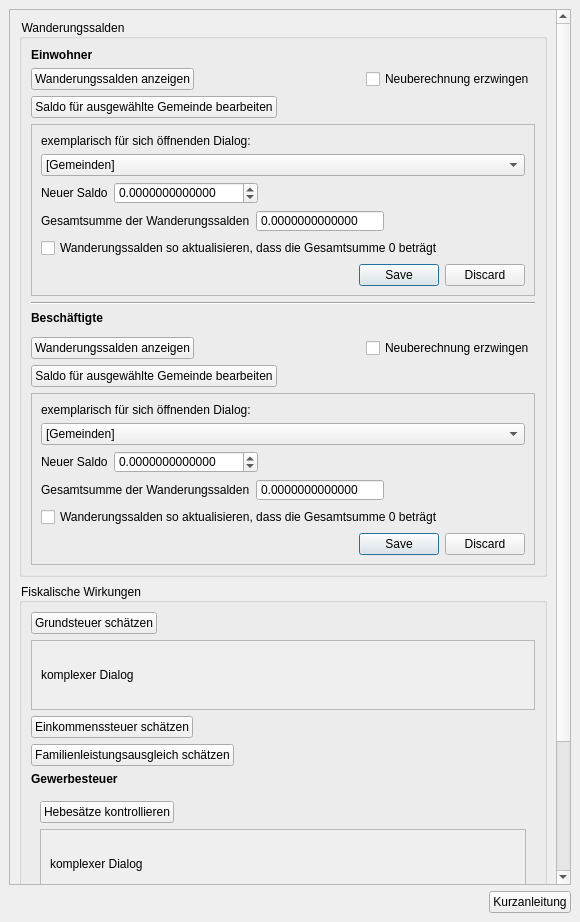
projektcheck/ProjektCheck-QGIS, file projektchecktools/ui/ProjektCheck_dockwidget_analysis_07-KSt.ui: the form before one commit.
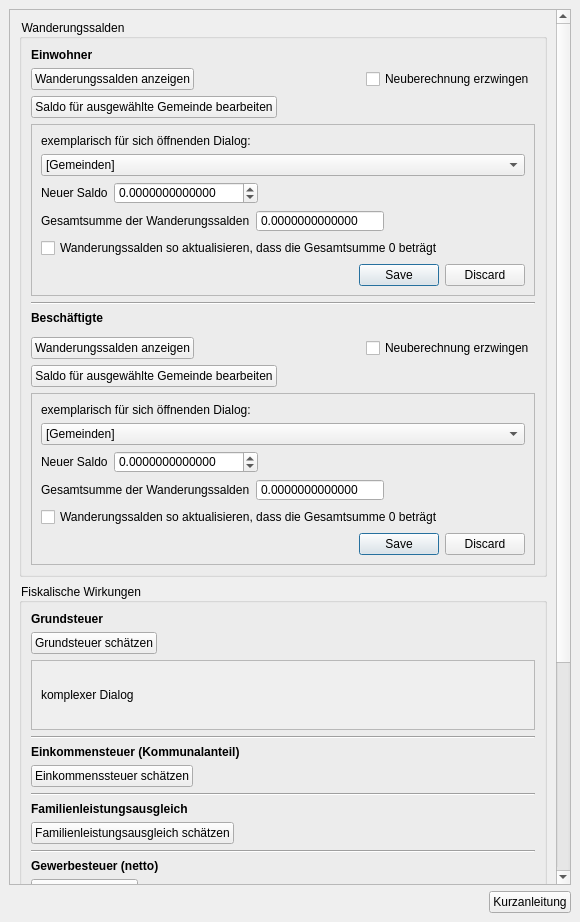
The form after the commit. Icons and pictures are not drawn. Custom widgets are drawn as their Qt base class.

Commit message: UI-Design improvements, Tooltips updated

What changed in the file:
```diff
--- a/projektchecktools/ui/ProjektCheck_dockwidget_analysis_07-KSt.ui
+++ b/projektchecktools/ui/ProjektCheck_dockwidget_analysis_07-KSt.ui
@@ -68,7 +68,7 @@
          <x>0</x>
          <y>0</y>
          <width>543</width>
-         <height>1072</height>
+         <height>1209</height>
         </rect>
        </property>
        <layout class="QVBoxLayout" name="verticalLayout_7">
@@ -105,7 +105,7 @@
              <item>
               <widget class="QPushButton" name="pushButton_32">
                <property name="toolTip">
-                <string>&lt;html&gt;&lt;head/&gt;&lt;body&gt;&lt;p&gt;&lt;span style=&quot; font-weight:600;&quot;&gt;Wanderungssalden abschätzen/anzeigen&lt;/span&gt;&lt;/p&gt;&lt;p&gt;Abschätzen/anzeigen, welchen Einfluss das Projekt auf die Einwohnerzahl der Gemeinden in der Region hat. (Nur relevant für Wohnnutzungen.)&lt;/p&gt;&lt;/body&gt;&lt;/html&gt;</string>
+                <string>&lt;html&gt;&lt;head/&gt;&lt;body&gt;&lt;p&gt;&lt;span style=&quot; font-weight:600;&quot;&gt;Wanderungssalden schätzen (Einwohner)&lt;/span&gt;&lt;/p&gt;&lt;p&gt;Schätzen, welche Veränderung der Einwohnerzahlen sich durch das Projekt in der Projektgemeinde sowie den umliegenden Gemeinden durch Umzüge in die neuen Wohnungen sowie Nachbezüge der Bestandswohnungen ergeben.&lt;/p&gt;&lt;/body&gt;&lt;/html&gt;</string>
                </property>
                <property name="text">
                 <string>Wanderungssalden anzeigen</string>
@@ -150,7 +150,7 @@
               </sizepolicy>
              </property>
              <property name="toolTip">
-              <string>&lt;html&gt;&lt;head/&gt;&lt;body&gt;&lt;p&gt;&lt;span style=&quot; font-weight:600;&quot;&gt;Wanderungssalden bearbeiten&lt;/span&gt;&lt;/p&gt;&lt;p&gt;Bearbeiten Sie die geschätzten Wanderungssalden.&lt;/p&gt;&lt;/body&gt;&lt;/html&gt;</string>
+              <string>&lt;html&gt;&lt;head/&gt;&lt;body&gt;&lt;p&gt;&lt;span style=&quot; font-weight:600;&quot;&gt;Wanderungssalden bearbeiten (Einwohner)&lt;/span&gt;&lt;/p&gt;&lt;p&gt;Das Schätzergebnis der Wanderungsbewegungen für ausgewählte Gemeinden verändern und für alle anderen automatisch anpassen lassen.&lt;/p&gt;&lt;/body&gt;&lt;/html&gt;</string>
              </property>
              <property name="text">
               <string>Saldo für ausgewählte Gemeinde bearbeiten</string>
@@ -365,7 +365,7 @@
              <item>
               <widget class="QPushButton" name="pushButton_44">
                <property name="toolTip">
-                <string>&lt;html&gt;&lt;head/&gt;&lt;body&gt;&lt;p&gt;&lt;span style=&quot; font-weight:600;&quot;&gt;Wanderungssalden schätzen/anzeigen&lt;/span&gt;&lt;/p&gt;&lt;p&gt;Abschätzen/anzeigen, welchen Einfluss das Projekt auf die Zahl der Beschäftigten in den Gemeinden der Region hat. (Nur relevant für Gewerbenutzungen.)&lt;/p&gt;&lt;/body&gt;&lt;/html&gt;</string>
+                <string>&lt;html&gt;&lt;head/&gt;&lt;body&gt;&lt;p&gt;&lt;span style=&quot; font-weight:600;&quot;&gt;Wanderungssalden schätzen (Beschäftigte)&lt;/span&gt;&lt;/p&gt;&lt;p&gt;Schätzen, welche Veränderung der Zahl der Beschäftigten (am Arbeitsort) sich durch das Projekt in der Projektgemeinde sowie den umliegenden Gemeinden durch Umzüge von Unternehmen auf die neuen Flächen sowie Nachbezüge der Bestandsflächen ergeben.&lt;/p&gt;&lt;/body&gt;&lt;/html&gt;</string>
                </property>
                <property name="text">
                 <string>Wanderungssalden anzeigen</string>
@@ -410,7 +410,7 @@
               </sizepolicy>
              </property>
              <property name="toolTip">
-              <string>&lt;html&gt;&lt;head/&gt;&lt;body&gt;&lt;p&gt;&lt;span style=&quot; font-weight:600;&quot;&gt;Wanderungssalden bearbeiten&lt;/span&gt;&lt;/p&gt;&lt;p&gt;Bearbeiten Sie die geschätzten Wanderungssalden.&lt;/p&gt;&lt;/body&gt;&lt;/html&gt;</string>
+              <string>&lt;html&gt;&lt;head/&gt;&lt;body&gt;&lt;p&gt;&lt;span style=&quot; font-weight:600;&quot;&gt;Wanderungssalden bearbeiten (Beschäftigte)&lt;/span&gt;&lt;/p&gt;&lt;p&gt;Das Schätzergebnis der Wanderungsbewegungen für ausgewählte Gemeinden verändern und für alle anderen automatisch anpassen lassen.&lt;/p&gt;&lt;/body&gt;&lt;/html&gt;</string>
              </property>
              <property name="text">
               <string>Saldo für ausgewählte Gemeinde bearbeiten</string>
@@ -597,6 +597,19 @@
            <bool>false</bool>
           </property>
           <layout class="QVBoxLayout" name="verticalLayout_4">
+           <item>
+            <widget class="QLabel" name="label_9">
+             <property name="font">
+              <font>
+               <weight>75</weight>
+               <bold>true</bold>
+              </font>
+             </property>
+             <property name="text">
+              <string>Grundsteuer</string>
+             </property>
+            </widget>
+           </item>
            <item>
             <widget class="QPushButton" name="pushButton_33">
              <property name="sizePolicy">
@@ -606,7 +619,7 @@
               </sizepolicy>
              </property>
              <property name="toolTip">
-              <string>&lt;html&gt;&lt;head/&gt;&lt;body&gt;&lt;p&gt;&lt;span style=&quot; font-weight:600;&quot;&gt;Grundsteuer schätzen&lt;/span&gt;&lt;/p&gt;&lt;p&gt;Mehreinnahmen der Projektgemeinde aus der Grundsteuer B schätzen.&lt;/p&gt;&lt;/body&gt;&lt;/html&gt;</string>
+              <string>&lt;html&gt;&lt;head/&gt;&lt;body&gt;&lt;p&gt;&lt;span style=&quot; font-weight:600;&quot;&gt;Grundsteuer&lt;/span&gt;&lt;/p&gt;&lt;p&gt;Die zusätzlichen jährlichen Mehreinnahmen der Projektgemeinde aus der Grundsteuer B auf Basis der vorstehenden Kennwerte sowie der Angaben aus der Projektdefinition schätzen.&lt;/p&gt;&lt;/body&gt;&lt;/html&gt;</string>
              </property>
              <property name="layoutDirection">
               <enum>Qt::LeftToRight</enum>
@@ -704,6 +717,29 @@
              </widget>
             </widget>
            </item>
+           <item>
+            <widget class="Line" name="line_2">
+             <property name="frameShadow">
+              <enum>QFrame::Sunken</enum>
+             </property>
+             <property name="orientation">
+              <enum>Qt::Horizontal</enum>
+             </property>
+            </widget>
+           </item>
+           <item>
+            <widget class="QLabel" name="label_10">
+             <property name="font">
+              <font>
+               <weight>75</weight>
+               <bold>true</bold>
+              </font>
+             </property>
+             <property name="text">
+              <string>Einkommensteuer (Kommunalanteil)</string>
+             </property>
+            </widget>
+           </item>
            <item>
             <widget class="QPushButton" name="pushButton_34">
              <property name="sizePolicy">
@@ -713,7 +749,7 @@
               </sizepolicy>
              </property>
              <property name="toolTip">
-              <string>&lt;html&gt;&lt;head/&gt;&lt;body&gt;&lt;p&gt;&lt;span style=&quot; font-weight:600;&quot;&gt;Einkommensteuer (Kommunalanteil) schätzen&lt;/span&gt;&lt;/p&gt;&lt;p&gt;Mehreinnahmen der Projektgemeinde sowie Mindereinnahmen der Nachbargemeinden aus der Einkommensteuer (Kommunalanteil) schätzen. (Nur relevant für Wohnnutzungen.)&lt;/p&gt;&lt;/body&gt;&lt;/html&gt;</string>
+              <string>&lt;html&gt;&lt;head/&gt;&lt;body&gt;&lt;p&gt;&lt;span style=&quot; font-weight:600;&quot;&gt;Einkommensteuer (Kommunalanteil)&lt;/span&gt;&lt;/p&gt;&lt;p&gt;Die zusätzlichen jährlichen Mehreinnahmen der Projektgemeinde sowie die voraussichtlichen Mindereinnahmen der umliegenden Gemeinden aus der Einkommensteuer (Kommunalanteil) auf Basis der vorstehenden Schätzung der Wanderungssalden (Einwohner) schätzen.&lt;/p&gt;&lt;/body&gt;&lt;/html&gt;</string>
              </property>
              <property name="text">
               <string>Einkommenssteuer schätzen</string>
@@ -724,6 +760,29 @@
              </property>
             </widget>
            </item>
+           <item>
+            <widget class="Line" name="line_3">
+             <property name="frameShadow">
+              <enum>QFrame::Sunken</enum>
+             </property>
+             <property name="orientation">
+              <enum>Qt::Horizontal</enum>
+             </property>
+            </widget>
+           </item>
+           <item>
+            <widget class="QLabel" name="label_11">
+             <property name="font">
+              <font>
+               <weight>75</weight>
+               <bold>true</bold>
+              </font>
+             </property>
+             <property name="text">
+              <string>Familienleistungsausgleich</string>
+             </property>
+            </widget>
+           </item>
            <item>
             <widget class="QPushButton" name="pushButton_35">
              <property name="sizePolicy">
@@ -733,7 +792,7 @@
               </sizepolicy>
              </property>
              <property name="toolTip">
-              <string>&lt;html&gt;&lt;head/&gt;&lt;body&gt;&lt;p&gt;&lt;span style=&quot; font-weight:600;&quot;&gt;Familienleistungsausgleich schätzen&lt;/span&gt;&lt;/p&gt;&lt;p&gt;Mehreinnahmen der Projektgemeinde sowie Mindereinnahmen der Nachbargemeinden aus dem Familienleistungsausgleich schätzen. (Nur relevant für Wohnnutzungen.)&lt;/p&gt;&lt;/body&gt;&lt;/html&gt;</string>
+              <string>&lt;html&gt;&lt;head/&gt;&lt;body&gt;&lt;p&gt;&lt;span style=&quot; font-weight:600;&quot;&gt;Familienleistungsausgleich&lt;/span&gt;&lt;/p&gt;&lt;p&gt;Die zusätzlichen jährlichen Mehreinnahmen der Projektgemeinde sowie die voraussichtlichen Mindereinnahmen der umliegenden Gemeinden aus Mitteln des Familienleistungsausgleichs auf Basis der vorstehenden Schätzung der Wanderungssalden (Einwohner) schätzen.&lt;/p&gt;&lt;/body&gt;&lt;/html&gt;</string>
              </property>
              <property name="text">
               <string>Familienleistungsausgleich schätzen</string>
@@ -744,6 +803,16 @@
              </property>
             </widget>
            </item>
+           <item>
+            <widget class="Line" name="line_4">
+             <property name="frameShadow">
+              <enum>QFrame::Sunken</enum>
+             </property>
+             <property name="orientation">
+              <enum>Qt::Horizontal</enum>
+             </property>
+            </widget>
+           </item>
            <item>
             <widget class="QLabel" name="label">
              <property name="font">
@@ -753,25 +822,10 @@
               </font>
              </property>
              <property name="text">
-              <string>Gewerbesteuer</string>
+              <string>Gewerbesteuer (netto)</string>
              </property>
             </widget>
            </item>
-           <item>
-            <widget class="QFrame" name="frame">
-             <property name="frameShape">
-              <enum>QFrame::NoFrame</enum>
-             </property>
-             <property name="frameShadow">
-              <enum>QFrame::Raised</enum>
-             </property>
-             <property name="lineWidth">
-              <number>1</number>
-             </property>
-             <property name="midLineWidth">
-              <number>0</number>
-             </property>
-             <layout class="QVBoxLayout" name="verticalLayout_2">
               <item>
                <widget class="QPushButton" name="pushButton_36">
                 <property name="sizePolicy">
@@ -781,7 +835,7 @@
                  </sizepolicy>
                 </property>
                 <property name="toolTip">
-                 <string>&lt;html&gt;&lt;head/&gt;&lt;body&gt;&lt;p&gt;&lt;span style=&quot; font-weight:600;&quot;&gt;Hebesätze kontrollieren&lt;/span&gt;&lt;/p&gt;&lt;p&gt;Vor der Berechnung der Gewerbesteuer die Hebesätze der Gemeinden in der Region kontrollieren und bei Bedarf anpassen. (Nur relevant für Gewerbe- und Einzelhandelsnutzungen.)&lt;/p&gt;&lt;/body&gt;&lt;/html&gt;</string>
+              <string>&lt;html&gt;&lt;head/&gt;&lt;body&gt;&lt;p&gt;&lt;span style=&quot; font-weight:600;&quot;&gt;Gewerbesteuer-Hebesätze&lt;/span&gt;&lt;/p&gt;&lt;p&gt;Die Hebesätze der Projektgemeinde sowie der umliegenden Gemeinden für die Gewerbesteuer anpassen.&lt;/p&gt;&lt;/body&gt;&lt;/html&gt;</string>
                 </property>
                 <property name="layoutDirection">
                  <enum>Qt::LeftToRight</enum>
@@ -790,7 +844,7 @@
                  <bool>false</bool>
                 </property>
                 <property name="text">
-                 <string>Hebesätze kontrollieren</string>
+              <string>Hebesätze ändern</string>
                 </property>
                 <property name="icon">
                  <iconset>
@@ -857,7 +911,7 @@
                   <rect>
                    <x>0</x>
                    <y>0</y>
-                   <width>485</width>
+                <width>503</width>
                    <height>69</height>
                   </rect>
                  </property>
@@ -888,7 +942,7 @@
                  </sizepolicy>
                 </property>
                 <property name="toolTip">
-                 <string>&lt;html&gt;&lt;head/&gt;&lt;body&gt;&lt;p&gt;&lt;span style=&quot; font-weight:600;&quot;&gt;Gewerbesteuer (netto) schätzen&lt;/span&gt;&lt;/p&gt;&lt;p&gt;Mehreinnahmen der Projektgemeinde sowie Mindereinnahmen der Nachbargemeinden aus der Gewerbesteuer (netto) schätzen. (Nur relevant für Gewerbe- und Einzelhandelsnutzungen.)&lt;/p&gt;&lt;/body&gt;&lt;/html&gt;</string>
+              <string>&lt;html&gt;&lt;head/&gt;&lt;body&gt;&lt;p&gt;&lt;span style=&quot; font-weight:600;&quot;&gt;Gewerbesteuer (netto)&lt;/span&gt;&lt;/p&gt;&lt;p&gt;Die zusätzlichen jährlichen Mehreinnahmen der Projektgemeinde sowie die voraussichtlichen Mindereinnahmen der umliegenden Gemeinden aus der Gewerbesteuer (netto) auf Basis der vorstehenden Schätzung der Wanderungssalden (Beschäftigte) schätzen.&lt;/p&gt;&lt;/body&gt;&lt;/html&gt;</string>
                 </property>
                 <property name="layoutDirection">
                  <enum>Qt::LeftToRight</enum>
@@ -911,7 +965,27 @@
                 </property>
                </widget>
               </item>
-             </layout>
+           <item>
+            <widget class="Line" name="line_6">
+             <property name="frameShadow">
+              <enum>QFrame::Sunken</enum>
+             </property>
+             <property name="orientation">
+              <enum>Qt::Horizontal</enum>
+             </property>
+            </widget>
+           </item>
+           <item>
+            <widget class="QLabel" name="label_12">
+             <property name="font">
+              <font>
+               <weight>75</weight>
+               <bold>true</bold>
+              </font>
+             </property>
+             <property name="text">
+              <string>Umsatzsteuer (Kommunalanteil)</string>
+             </property>
             </widget>
            </item>
            <item>
@@ -923,7 +997,7 @@
               </sizepolicy>
              </property>
              <property name="toolTip">
-              <string>&lt;html&gt;&lt;head/&gt;&lt;body&gt;&lt;p&gt;&lt;span style=&quot; font-weight:600;&quot;&gt;Umsatzsteuer (Kommunalanteil) schätzen&lt;/span&gt;&lt;/p&gt;&lt;p&gt;Mehreinnahmen der Projektgemeinde sowie Mindereinnahmen der Nachbargemeinden aus der Umsatzsteuer (Kommunalanteil) schätzen. (Nur relevant für Gewerbe- und Einzelhandelsnutzungen.)&lt;/p&gt;&lt;/body&gt;&lt;/html&gt;</string>
+              <string>&lt;html&gt;&lt;head/&gt;&lt;body&gt;&lt;p&gt;&lt;span style=&quot; font-weight:600;&quot;&gt;Umsatzsteuer (Kommunalanteil)&lt;/span&gt;&lt;/p&gt;&lt;p&gt;Die zusätzlichen jährlichen Mehreinnahmen der Projektgemeinde sowie die voraussichtlichen Mindereinnahmen der umliegenden Gemeinden aus der Umsatzsteuer (Kommunalanteil) auf Basis der vorstehenden Schätzung der Wanderungssalden (Beschäftigte) schätzen.&lt;/p&gt;&lt;/body&gt;&lt;/html&gt;</string>
              </property>
              <property name="text">
               <string>Umsatzsteuer schätzen</string>
@@ -937,6 +1011,29 @@
              </property>
             </widget>
            </item>
+           <item>
+            <widget class="Line" name="line_7">
+             <property name="frameShadow">
+              <enum>QFrame::Sunken</enum>
+             </property>
+             <property name="orientation">
+              <enum>Qt::Horizontal</enum>
+             </property>
+            </widget>
+           </item>
+           <item>
+            <widget class="QLabel" name="label_13">
+             <property name="font">
+              <font>
+               <weight>75</weight>
+               <bold>true</bold>
+              </font>
+             </property>
+             <property name="text">
+              <string>Summe der Steuereinahmen</string>
+             </property>
+            </widget>
+           </item>
            <item>
             <widget class="QPushButton" name="pushButton_38">
              <property name="sizePolicy">
@@ -946,7 +1043,7 @@
               </sizepolicy>
              </property>
              <property name="toolTip">
-              <string>&lt;html&gt;&lt;head/&gt;&lt;body&gt;&lt;p&gt;&lt;span style=&quot; font-weight:600;&quot;&gt;Gesamtsumme schätzen&lt;/span&gt;&lt;/p&gt;&lt;p&gt;Zuvor ermittelte Mehr- und Mindereinnahmen der Gemeinden aus der Grund-, Einkommens-, Gewerbe- und Umsatzsteuer sowie dem Familienleistungsausgleich aufsummieren.&lt;/p&gt;&lt;/body&gt;&lt;/html&gt;</string>
+              <string>&lt;html&gt;&lt;head/&gt;&lt;body&gt;&lt;p&gt;&lt;span style=&quot; font-weight:600;&quot;&gt;Gesamtsumme&lt;/span&gt;&lt;/p&gt;&lt;p&gt;Die mit den vorstehenden Funktionen ermittelten Mehr- und Mindereinnahmen aus der Grundsteuer, der Einkommensteuer, dem Familienleistungsausgleich, der Gewerbesteuer und der Umsatzsteuer aufsummieren.&lt;/p&gt;&lt;/body&gt;&lt;/html&gt;</string>
              </property>
              <property name="text">
               <string>Gesamtsumme schätzen</string>
@@ -981,7 +1078,7 @@
                 </sizepolicy>
                </property>
                <property name="toolTip">
-                <string>&lt;html&gt;&lt;head/&gt;&lt;body&gt;&lt;p&gt;&lt;span style=&quot; font-weight:600;&quot;&gt;Hinweise zur Ergebnisinterpretation&lt;/span&gt;&lt;/p&gt;&lt;p&gt;PDF-Kurzanleitung&lt;/p&gt;&lt;/body&gt;&lt;/html&gt;</string>
+                <string>&lt;html&gt;&lt;head/&gt;&lt;body&gt;&lt;p&gt;&lt;span style=&quot; font-weight:600;&quot;&gt;Interpretationshilfe&lt;/span&gt;&lt;/p&gt;&lt;p&gt;Eine kurze Interpretationshilfe (pdf) anzeigen lassen, in der u.a. beschrieben ist, welche Effekte (z.B. Kommunaler Finanzausgleich und Kreisumlage) in der Gesamtsumme noch nicht enthalten sind.&lt;/p&gt;&lt;/body&gt;&lt;/html&gt;</string>
                </property>
                <property name="layoutDirection">
                 <enum>Qt::LeftToRight</enum>
```
Lines whose indentation alone changed are shown as unchanged.
